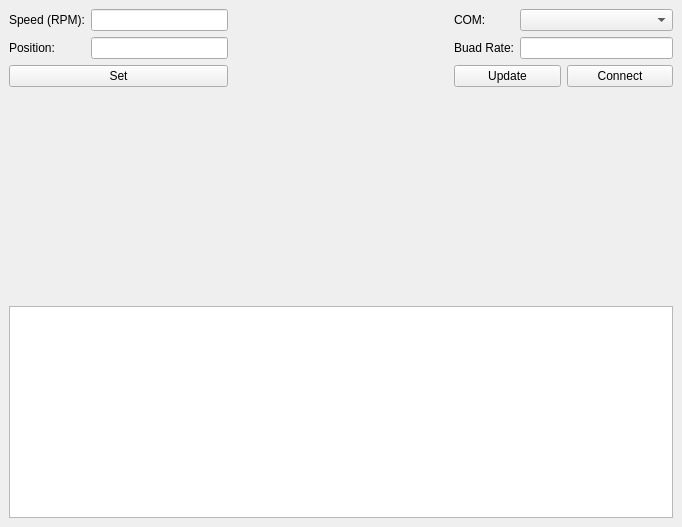
This is FYP_2/gui_app/src/mainwindow.ui in BashirAbu/FYP as Qt 5 draws it before an edit. The edited form follows.
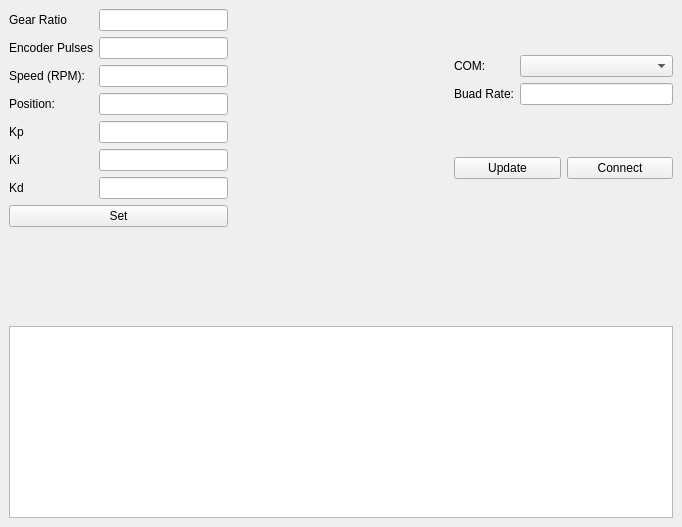
This is the edited form.

Patch:
```diff
--- a/FYP_2/gui_app/src/mainwindow.ui
+++ b/FYP_2/gui_app/src/mainwindow.ui
@@ -23,6 +23,20 @@
          <layout class="QHBoxLayout" name="horizontalLayout_3">
           <item>
            <layout class="QVBoxLayout" name="verticalLayout_4">
+            <item>
+             <widget class="QLabel" name="gearRatioLabel">
+              <property name="text">
+               <string>Gear Ratio</string>
+              </property>
+             </widget>
+            </item>
+            <item>
+             <widget class="QLabel" name="encoderPulsesLabel">
+              <property name="text">
+               <string>Encoder Pulses</string>
+              </property>
+             </widget>
+            </item>
             <item>
              <widget class="QLabel" name="speedLabel">
               <property name="text">
@@ -37,16 +51,52 @@
               </property>
              </widget>
             </item>
+            <item>
+             <widget class="QLabel" name="label">
+              <property name="text">
+               <string>Kp</string>
+              </property>
+             </widget>
+            </item>
+            <item>
+             <widget class="QLabel" name="label_2">
+              <property name="text">
+               <string>Ki</string>
+              </property>
+             </widget>
+            </item>
+            <item>
+             <widget class="QLabel" name="label_3">
+              <property name="text">
+               <string>Kd</string>
+              </property>
+             </widget>
+            </item>
            </layout>
           </item>
           <item>
            <layout class="QVBoxLayout" name="verticalLayout_5">
+            <item>
+             <widget class="QLineEdit" name="gearRatioLineEdit"/>
+            </item>
+            <item>
+             <widget class="QLineEdit" name="encoderPulsesLineEdit"/>
+            </item>
             <item>
              <widget class="QLineEdit" name="speedLineEdit"/>
             </item>
             <item>
              <widget class="QLineEdit" name="positionLineEdit"/>
             </item>
+            <item>
+             <widget class="QLineEdit" name="kpLineEdit"/>
+            </item>
+            <item>
+             <widget class="QLineEdit" name="kiLineEdit"/>
+            </item>
+            <item>
+             <widget class="QLineEdit" name="kdLineEdit"/>
+            </item>
            </layout>
           </item>
          </layout>
```
